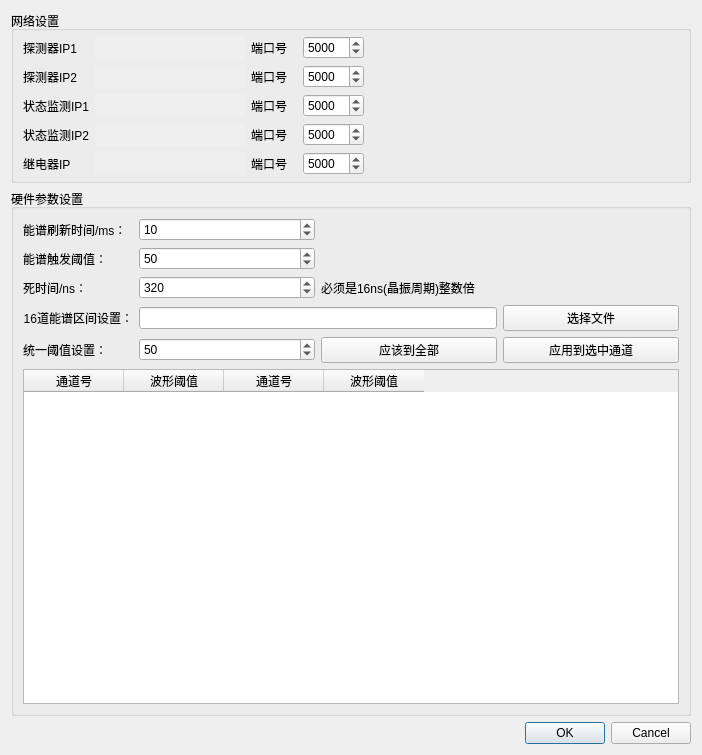
The window that detectorsetting.ui (MrXiaomao/HardXrayCamera) describes before a commit, drawn with Qt 5.
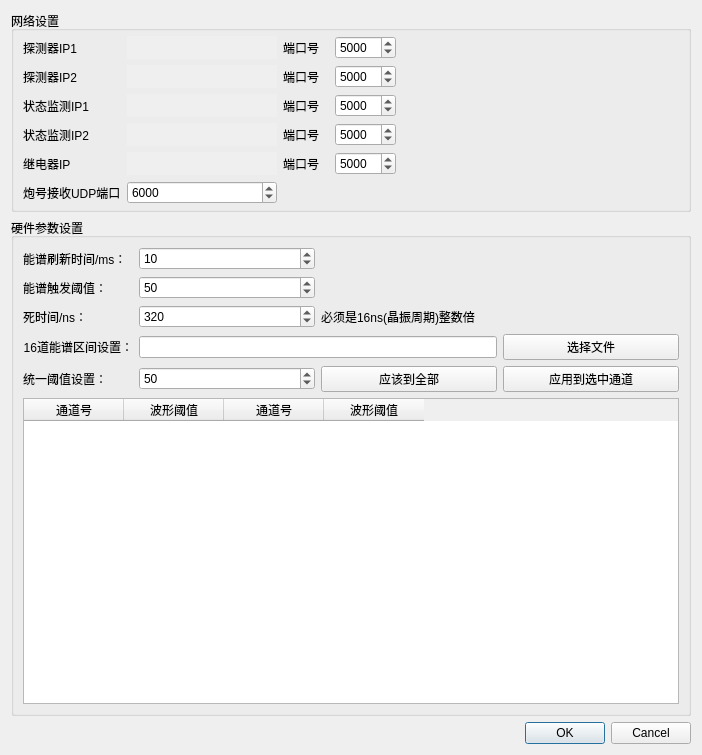
The same window after the commit. Custom widgets are drawn as their Qt base class.

Commit message: 增加自动测量功能，接收炮号更新，然后自动测量。

```diff
--- a/detectorsetting.ui
+++ b/detectorsetting.ui
@@ -31,7 +31,7 @@
      <property name="minimumSize">
       <size>
        <width>0</width>
-       <height>110</height>
+       <height>140</height>
       </size>
      </property>
      <property name="title">
@@ -254,6 +254,26 @@
         </property>
        </widget>
       </item>
+      <item row="6" column="0">
+       <widget class="QLabel" name="label_udpPort">
+        <property name="text">
+         <string>炮号接收UDP端口</string>
+        </property>
+       </widget>
+      </item>
+      <item row="6" column="1">
+       <widget class="QSpinBox" name="spb_udpPort">
+        <property name="minimum">
+         <number>1</number>
+        </property>
+        <property name="maximum">
+         <number>65535</number>
+        </property>
+        <property name="value">
+         <number>6000</number>
+        </property>
+       </widget>
+      </item>
       <item row="5" column="1">
        <widget class="IPAddress" name="widget_relayIP" native="true">
         <property name="sizePolicy">
```
The commit also changes 14 other files.
